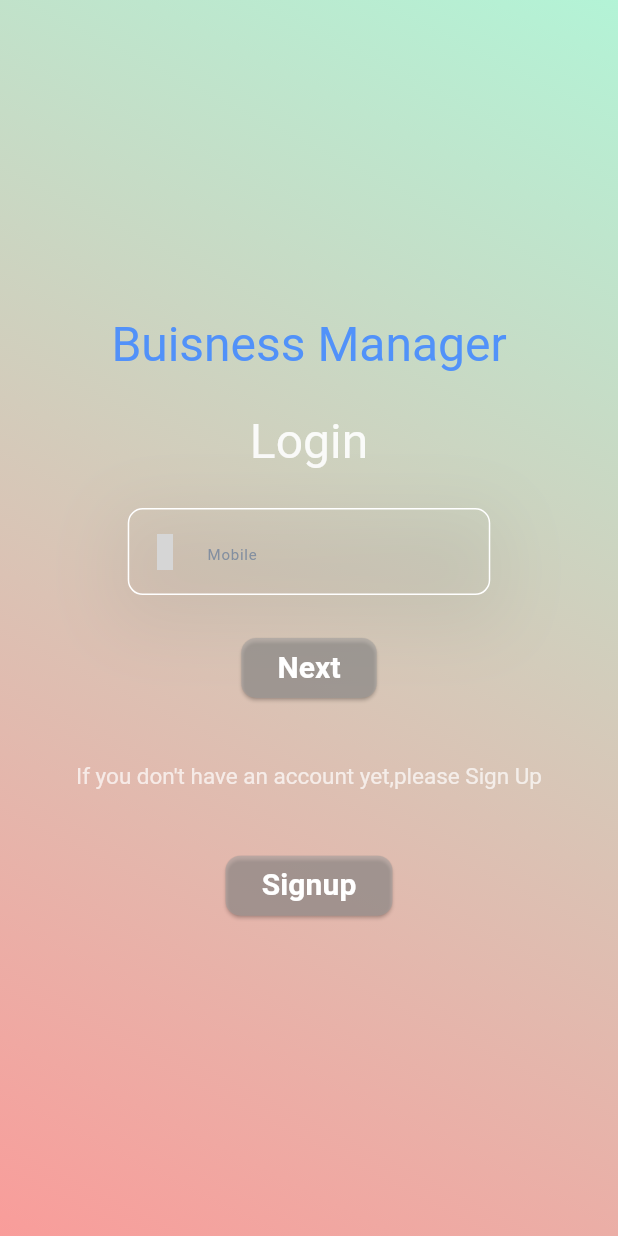
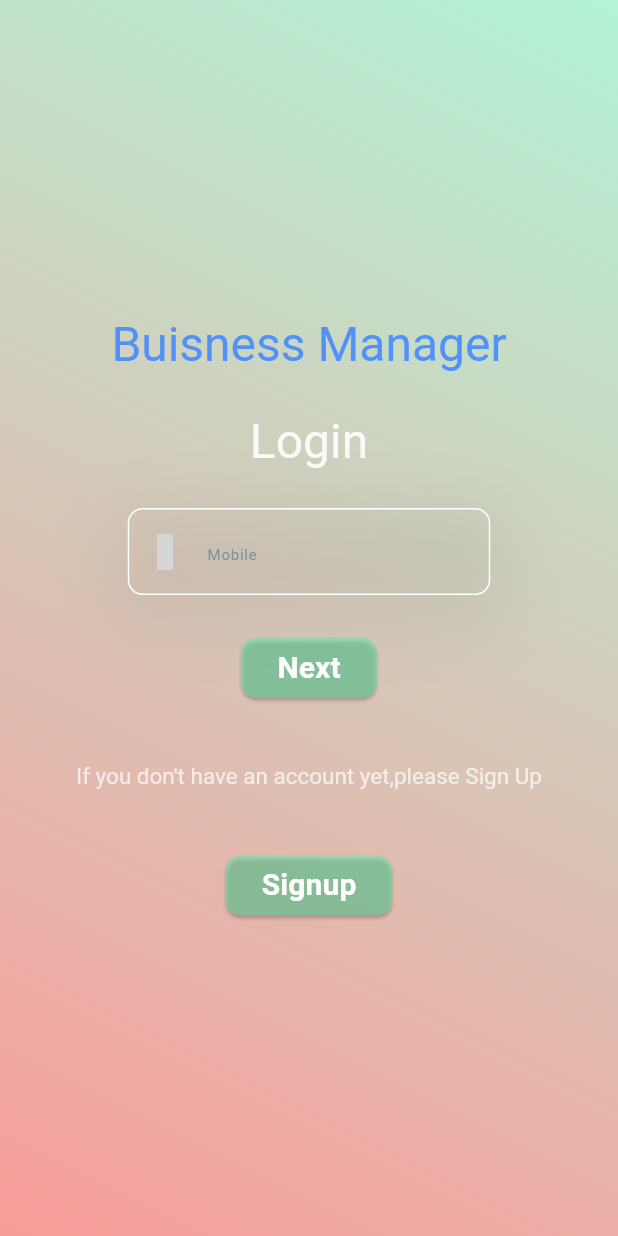
Before and after one commit to AAShayon/Buisness-Manager, a Flutter app: the screen it shows after launch, on a phone screen of 412 x 824 dp. Run offline on Flutter 3.47's test engine with Material 3 defaults, Android fonts, the phone set to English and light mode, and no system bars; our stand-ins replace dio, flutter_otp_text_field, flutter_screenutil, iconsax, shared_preferences; missing offline and left inert: dart:ffi; accounts and stored records are empty; grey boxes are pictures that could not be loaded.

Commit message:
update---custom_circular_button.dart

```diff
--- a/lib/view/widget/custom_circular_button.dart
+++ b/lib/view/widget/custom_circular_button.dart
@@ -11,7 +11,7 @@ class RoundedCircularButton extends StatelessWidget {
     return ElevatedButton(
       onPressed: onPressed,
       style: ElevatedButton.styleFrom(
-        backgroundColor: Colors.grey.withOpacity(.5),
+        backgroundColor: Colors.greenAccent.withOpacity(.5),
         shape: RoundedRectangleBorder(
           borderRadius: BorderRadius.circular(10),
         ),
```
